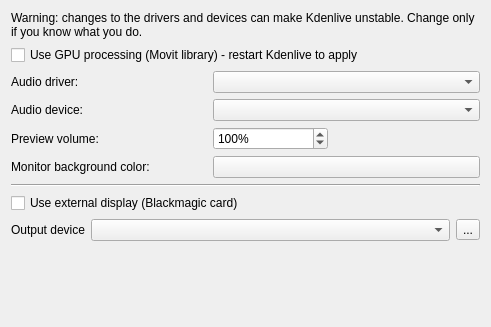
The window that src/ui/configsdl_ui.ui (KDE/kdenlive) describes before a commit, drawn with Qt 5.
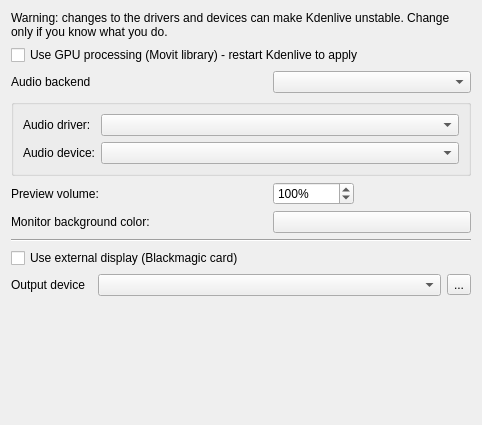
The same window after the commit. Custom widgets are drawn as their Qt base class.

Commit message: Allow switching audio backend from sdl to rtaudio (more stable with movit)

The edit to the form file:
```diff
--- a/src/ui/configsdl_ui.ui
+++ b/src/ui/configsdl_ui.ui
@@ -6,12 +6,12 @@
    <rect>
     <x>0</x>
     <y>0</y>
-    <width>491</width>
-    <height>327</height>
+    <width>482</width>
+    <height>425</height>
    </rect>
   </property>
-  <layout class="QGridLayout" name="gridLayout">
-   <item row="0" column="0" colspan="5">
+  <layout class="QGridLayout" name="gridLayout_2">
+   <item row="0" column="0" colspan="6">
     <widget class="QLabel" name="label_2">
      <property name="text">
       <string>Warning: changes to the drivers and devices can make Kdenlive unstable. Change only if you know what you do.</string>
@@ -21,29 +21,59 @@
      </property>
     </widget>
    </item>
-   <item row="5" column="0" colspan="2">
-    <widget class="QLabel" name="label">
+   <item row="1" column="0" colspan="6">
+    <widget class="QCheckBox" name="kcfg_gpu_accel">
      <property name="text">
-      <string>Monitor background color:</string>
+      <string>Use GPU processing (Movit library) - restart Kdenlive to apply</string>
      </property>
     </widget>
    </item>
-   <item row="7" column="0" colspan="4">
-    <widget class="QCheckBox" name="kcfg_external_display">
+   <item row="2" column="0" colspan="2">
+    <widget class="QLabel" name="label_4">
      <property name="text">
-      <string>Use external display (Blackmagic card)</string>
+      <string>Audio backend</string>
      </property>
     </widget>
    </item>
-   <item row="5" column="2" colspan="3">
-    <widget class="KColorButton" name="kcfg_window_background">
-     <property name="defaultColor" stdset="0">
-      <color>
-       <red>180</red>
-       <green>180</green>
-       <blue>180</blue>
-      </color>
+   <item row="3" column="0" colspan="6">
+    <widget class="QGroupBox" name="group_sdl">
+     <property name="title">
+      <string/>
      </property>
+     <layout class="QGridLayout" name="gridLayout">
+      <item row="0" column="0">
+       <widget class="QLabel" name="textLabel1_2">
+        <property name="sizePolicy">
+         <sizepolicy hsizetype="Maximum" vsizetype="Preferred">
+          <horstretch>0</horstretch>
+          <verstretch>0</verstretch>
+         </sizepolicy>
+        </property>
+        <property name="text">
+         <string>Audio driver:</string>
+        </property>
+        <property name="wordWrap">
+         <bool>false</bool>
+        </property>
+       </widget>
+      </item>
+      <item row="0" column="1">
+       <widget class="KComboBox" name="kcfg_audio_driver"/>
+      </item>
+      <item row="1" column="0">
+       <widget class="QLabel" name="textLabel1">
+        <property name="text">
+         <string>Audio device:</string>
+        </property>
+        <property name="wordWrap">
+         <bool>false</bool>
+        </property>
+       </widget>
+      </item>
+      <item row="1" column="1">
+       <widget class="KComboBox" name="kcfg_audio_device"/>
+      </item>
+     </layout>
     </widget>
    </item>
    <item row="4" column="0" colspan="2">
@@ -53,46 +83,7 @@
      </property>
     </widget>
    </item>
-   <item row="3" column="2" colspan="3">
-    <widget class="KComboBox" name="kcfg_audio_device"/>
-   </item>
-   <item row="2" column="0">
-    <widget class="QLabel" name="textLabel1_2">
-     <property name="sizePolicy">
-      <sizepolicy hsizetype="Maximum" vsizetype="Preferred">
-       <horstretch>0</horstretch>
-       <verstretch>0</verstretch>
-      </sizepolicy>
-     </property>
-     <property name="text">
-      <string>Audio driver:</string>
-     </property>
-     <property name="wordWrap">
-      <bool>false</bool>
-     </property>
-    </widget>
-   </item>
-   <item row="9" column="3">
-    <spacer name="verticalSpacer">
-     <property name="orientation">
-      <enum>Qt::Vertical</enum>
-     </property>
-     <property name="sizeHint" stdset="0">
-      <size>
-       <width>20</width>
-       <height>0</height>
-      </size>
-     </property>
-    </spacer>
-   </item>
-   <item row="1" column="0" colspan="5">
-    <widget class="QCheckBox" name="kcfg_gpu_accel">
-     <property name="text">
-      <string>Use GPU processing (Movit library) - restart Kdenlive to apply</string>
-     </property>
-    </widget>
-   </item>
-   <item row="4" column="2">
+   <item row="4" column="3">
     <widget class="QSpinBox" name="kcfg_volume">
      <property name="suffix">
       <string>%</string>
@@ -105,33 +96,38 @@
      </property>
     </widget>
    </item>
-   <item row="6" column="0" colspan="5">
+   <item row="5" column="0" colspan="3">
+    <widget class="QLabel" name="label">
+     <property name="text">
+      <string>Monitor background color:</string>
+     </property>
+    </widget>
+   </item>
+   <item row="5" column="3" colspan="3">
+    <widget class="KColorButton" name="kcfg_window_background">
+     <property name="defaultColor" stdset="0">
+      <color>
+       <red>180</red>
+       <green>180</green>
+       <blue>180</blue>
+      </color>
+     </property>
+    </widget>
+   </item>
+   <item row="6" column="0" colspan="6">
     <widget class="Line" name="line">
      <property name="orientation">
       <enum>Qt::Horizontal</enum>
      </property>
     </widget>
    </item>
-   <item row="8" column="4">
-    <widget class="QToolButton" name="reload_blackmagic">
+   <item row="7" column="0" colspan="4">
+    <widget class="QCheckBox" name="kcfg_external_display">
      <property name="text">
-      <string>...</string>
+      <string>Use external display (Blackmagic card)</string>
      </property>
     </widget>
    </item>
-   <item row="3" column="0">
-    <widget class="QLabel" name="textLabel1">
-     <property name="text">
-      <string>Audio device:</string>
-     </property>
-     <property name="wordWrap">
-      <bool>false</bool>
-     </property>
-    </widget>
-   </item>
-   <item row="2" column="2" colspan="3">
-    <widget class="KComboBox" name="kcfg_audio_driver"/>
-   </item>
    <item row="8" column="0">
     <widget class="QLabel" name="label_5">
      <property name="text">
@@ -139,7 +135,7 @@
      </property>
     </widget>
    </item>
-   <item row="8" column="1" colspan="3">
+   <item row="8" column="1" colspan="4">
     <widget class="KComboBox" name="kcfg_blackmagic_output_device">
      <property name="enabled">
       <bool>true</bool>
@@ -152,6 +148,29 @@
      </property>
     </widget>
    </item>
+   <item row="8" column="5">
+    <widget class="QToolButton" name="reload_blackmagic">
+     <property name="text">
+      <string>...</string>
+     </property>
+    </widget>
+   </item>
+   <item row="9" column="4">
+    <spacer name="verticalSpacer">
+     <property name="orientation">
+      <enum>Qt::Vertical</enum>
+     </property>
+     <property name="sizeHint" stdset="0">
+      <size>
+       <width>20</width>
+       <height>0</height>
+      </size>
+     </property>
+    </spacer>
+   </item>
+   <item row="2" column="3" colspan="3">
+    <widget class="QComboBox" name="kcfg_audio_backend"/>
+   </item>
   </layout>
  </widget>
  <customwidgets>
```
The commit also changes 4 other files.
